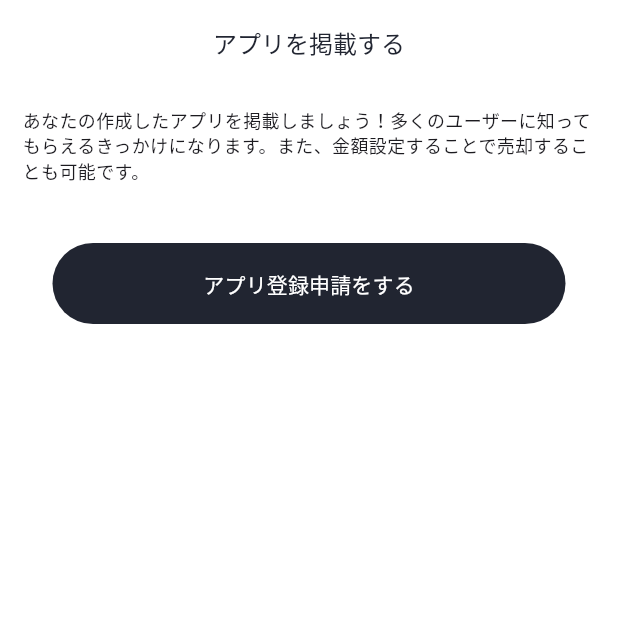
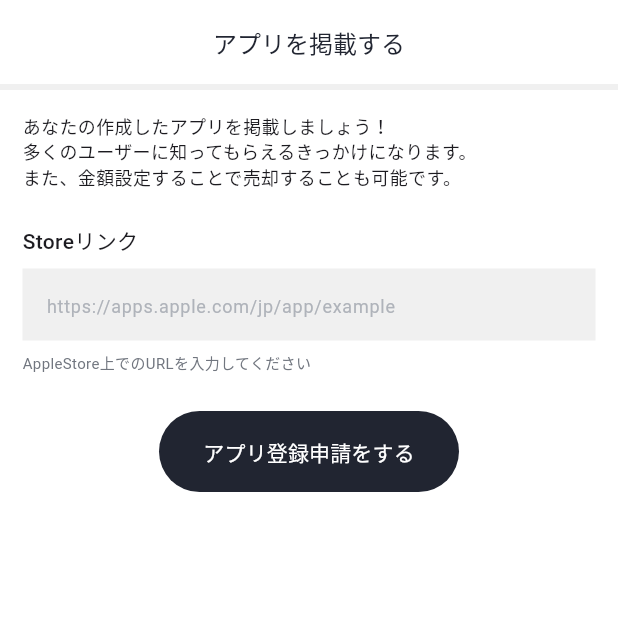
Before and after one commit to ailab-dev/app_buy_sell, a Flutter app: the UploadAppPage screen opened by its route, on a phone screen of 412 x 824 dp, the top half of it. Run offline on Flutter 3.47's test engine with Material 3 defaults, Android fonts, the phone set to English and light mode, and no system bars; our stand-ins replace cached_network_image, cloud_firestore, firebase_auth, firebase_core, flutter_hooks, flutter_riverpod and 5 more; missing offline and left inert: pay; accounts and stored records are empty; generated files the repository leaves out were written again.

Commit message:
upload app page

```diff
--- /dev/null
+++ b/lib/src/features/upload_app/presentation/store_url_page.dart
@@ -0,0 +1,98 @@
+import 'package:app_buy_sell/src/constants/color_constant.dart';
+import 'package:app_buy_sell/src/features/upload_app/presentation/upload_app_controller.dart';
+import 'package:app_buy_sell/src/utils/utils.dart';
+import 'package:flutter/material.dart';
+import 'package:hooks_riverpod/hooks_riverpod.dart';
+
+class StoreUrlPage extends HookConsumerWidget {
+  const StoreUrlPage({super.key});
+  @override
+  Widget build(BuildContext context, WidgetRef ref) {
+    return GestureDetector(
+      behavior: HitTestBehavior.translucent,
+      onTap: () {
+        Utils.dismissKeyboard(context);
+      },
+      child: Padding(
+        padding: const EdgeInsets.all(15.0),
+        child: Column(
+          crossAxisAlignment: CrossAxisAlignment.start,
+          children: [
+            const Text(
+              'あなたの作成したアプリを掲載しましょう！\n多くのユーザーに知ってもらえるきっかけになります。\nまた、金額設定することで売却することも可能です。',
+              style: TextStyle(
+                fontSize: 12,
+                fontWeight: FontWeight.w400,
+              ),
+            ),
+            const SizedBox(
+              height: 24,
+            ),
+            const Text(
+              'Storeリンク',
+              style: TextStyle(fontSize: 14, fontWeight: FontWeight.w500),
+            ),
+            const SizedBox(
+              height: 8,
+            ),
+            const TextField(
+              decoration: InputDecoration(
+                border: InputBorder.none,
+                hintText: 'https://apps.apple.com/jp/app/example',
+                hintStyle: TextStyle(
+                  fontSize: 12,
+                  fontWeight: FontWeight.w400,
+                  color: ColorsConstant.gray2,
+                ),
+                fillColor: ColorsConstant.gray,
+                filled: true,
+              ),
+            ),
+            const SizedBox(
+              height: 8,
+            ),
+            const Text(
+              'AppleStore上でのURLを入力してください',
+              style: TextStyle(
+                fontSize: 10,
+                fontWeight: FontWeight.w400,
+                color: ColorsConstant.gray3,
+              ),
+            ),
+            const SizedBox(
+              height: 24,
+            ),
+            Center(
+              child: SizedBox(
+                width: 200,
+                height: 54,
+                child: TextButton(
+                  onPressed: () {
+                    ref.read(uploadAppControllerProvider.notifier).nextPage();
+                  },
+                  style: ButtonStyle(
+                    shape: MaterialStateProperty.all(
+                      RoundedRectangleBorder(
+                        borderRadius: BorderRadius.circular(100.0),
+                      ),
+                    ),
+                    backgroundColor:
+                        MaterialStateProperty.all(ColorsConstant.text),
+                  ),
+                  child: const Text(
+                    'アプリ登録申請をする',
+                    style: TextStyle(
+                      fontSize: 14,
+                      fontWeight: FontWeight.w500,
+                      color: Colors.white,
+                    ),
+                  ),
+                ),
+              ),
+            ),
+          ],
+        ),
+      ),
+    );
+  }
+}
--- /dev/null
+++ b/lib/src/features/upload_app/presentation/upload_app_page.dart
@@ -0,0 +1,61 @@
+import 'package:app_buy_sell/src/constants/color_constant.dart';
+import 'package:app_buy_sell/src/features/upload_app/presentation/app_info_page.dart';
+import 'package:app_buy_sell/src/features/upload_app/presentation/store_url_page.dart';
+import 'package:app_buy_sell/src/features/upload_app/presentation/upload_app_controller.dart';
+import 'package:flutter/material.dart';
+import 'package:flutter_hooks/flutter_hooks.dart';
+import 'package:hooks_riverpod/hooks_riverpod.dart';
+
+class UploadAppPage extends HookConsumerWidget {
+  const UploadAppPage({super.key});
+
+  @override
+  Widget build(BuildContext context, WidgetRef ref) {
+    final pageController = usePageController();
+    final uploadController = ref.watch(uploadAppControllerProvider);
+
+    ref.listen(uploadAppControllerProvider, (previous, next) {
+      if (next.nextPage) {
+        pageController.nextPage(
+            duration: const Duration(milliseconds: 200), curve: Curves.linear);
+      }
+    });
+
+    return Scaffold(
+      appBar: AppBar(
+        title: const Text('アプリを掲載する'),
+      ),
+      body: Column(
+        children: [
+          TweenAnimationBuilder<double>(
+            duration: const Duration(milliseconds: 250),
+            curve: Curves.easeInOut,
+            tween: Tween<double>(
+              begin: 0,
+              end: uploadController.getProgress,
+            ),
+            builder: (context, value, _) => LinearProgressIndicator(
+              value: value,
+              backgroundColor: ColorsConstant.gray,
+              color: ColorsConstant.purple,
+            ),
+          ),
+          Expanded(
+              child: PageView(
+            controller: pageController,
+            physics: const NeverScrollableScrollPhysics(),
+            children: const [
+              StoreUrlPage(),
+              AppInfoPage(),
+            ],
+            onPageChanged: (value) {
+              ref
+                  .read(uploadAppControllerProvider.notifier)
+                  .setCurrentPage(value);
+            },
+          ))
+        ],
+      ),
+    );
+  }
+}
--- a/lib/src/features/upload_app/upload_app_page.dart
+++ /dev/null
@@ -1,59 +0,0 @@
-import 'package:app_buy_sell/src/constants/color_constant.dart';
-import 'package:flutter/material.dart';
-
-class UploadAppPage extends StatelessWidget {
-  const UploadAppPage({super.key});
-
-  @override
-  Widget build(BuildContext context) {
-    return Scaffold(
-      appBar: AppBar(
-        title: const Text('アプリを掲載する'),
-      ),
-      body: Padding(
-        padding: const EdgeInsets.all(15.0),
-        child: Column(
-          children: [
-            const Text(
-              'あなたの作成したアプリを掲載しましょう！多くのユーザーに知ってもらえるきっかけになります。また、金額設定することで売却することも可能です。',
-              style: TextStyle(
-                fontSize: 12,
-                fontWeight: FontWeight.w400,
-              ),
-            ),
-            const SizedBox(
-              height: 20,
-            ),
-            Padding(
-              padding: const EdgeInsets.all(20.0),
-              child: SizedBox(
-                width: double.infinity,
-                height: 54,
-                child: TextButton(
-                  onPressed: () {},
-                  style: ButtonStyle(
-                    shape: MaterialStateProperty.all(
-                      RoundedRectangleBorder(
-                        borderRadius: BorderRadius.circular(100.0),
-                      ),
-                    ),
-                    backgroundColor:
-                        MaterialStateProperty.all(ColorsConstant.text),
-                  ),
-                  child: const Text(
-                    'アプリ登録申請をする',
-                    style: TextStyle(
-                      fontSize: 14,
-                      fontWeight: FontWeight.w500,
-                      color: Colors.white,
-                    ),
-                  ),
-                ),
-              ),
-            ),
-          ],
-        ),
-      ),
-    );
-  }
-}
--- a/lib/src/routing/go_router.dart
+++ b/lib/src/routing/go_router.dart
@@ -7,7 +7,7 @@ import 'package:app_buy_sell/src/features/register/presentation/register_page.da
 import 'package:app_buy_sell/src/features/register_profile/presentation/register_profile_page.dart';
 import 'package:app_buy_sell/src/features/splash/presentation/splash_page.dart';
 import 'package:app_buy_sell/src/features/start/start_page.dart';
-import 'package:app_buy_sell/src/features/upload_app/upload_app_page.dart';
+import 'package:app_buy_sell/src/features/upload_app/presentation/upload_app_page.dart';
 import 'package:app_buy_sell/src/features/user_profile/presentation/user_profile_page.dart';
 import 'package:flutter/material.dart';
 import 'package:go_router/go_router.dart';
```
Also changed, not shown: lib/src/features/upload_app/domain/upload_app_model.dart (added, +16 -0 lines), lib/src/features/upload_app/presentation/app_info_page.dart (added, +10 -0 lines), lib/src/features/upload_app/presentation/upload_app_controller.dart (added, +21 -0 lines), lib/src/features/upload_app/domain/upload_app_model.freezed.dart (added), lib/src/features/upload_app/presentation/upload_app_controller.g.dart (added).
